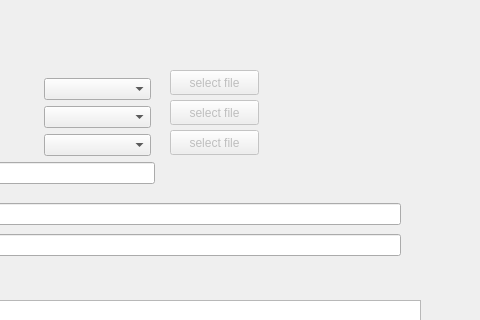
The window that trnsprnt-proxy/mainwindow.ui (HHJIMHHJ/transparent-proxy) describes before a commit, drawn with Qt 5; both pictures show x 320 to 800 and y 0 to 320 of the 800 by 600 pixel window.
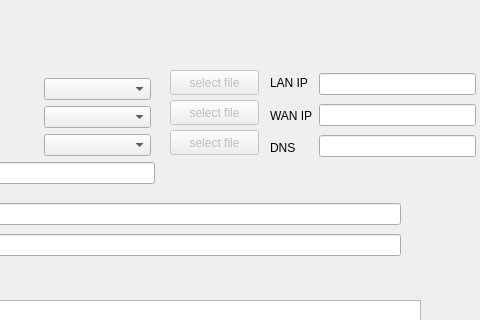
The same window after the commit.

What changed in the file:
```diff
--- a/trnsprnt-proxy/mainwindow.ui
+++ b/trnsprnt-proxy/mainwindow.ui
@@ -292,6 +292,56 @@
      </item>
     </layout>
    </widget>
+   <widget class="QWidget" name="">
+    <property name="geometry">
+     <rect>
+      <x>590</x>
+      <y>70</y>
+      <width>206</width>
+      <height>91</height>
+     </rect>
+    </property>
+    <layout class="QHBoxLayout" name="horizontalLayout_4">
+     <item>
+      <layout class="QVBoxLayout" name="verticalLayout_8">
+       <item>
+        <widget class="QLabel" name="label_9">
+         <property name="text">
+          <string>LAN IP</string>
+         </property>
+        </widget>
+       </item>
+       <item>
+        <widget class="QLabel" name="label_10">
+         <property name="text">
+          <string>WAN IP</string>
+         </property>
+        </widget>
+       </item>
+       <item>
+        <widget class="QLabel" name="label_11">
+         <property name="text">
+          <string>DNS</string>
+         </property>
+        </widget>
+       </item>
+      </layout>
+     </item>
+     <item>
+      <layout class="QVBoxLayout" name="verticalLayout_9">
+       <item>
+        <widget class="QLineEdit" name="lan_ip"/>
+       </item>
+       <item>
+        <widget class="QLineEdit" name="wan_ip"/>
+       </item>
+       <item>
+        <widget class="QLineEdit" name="dns_ip"/>
+       </item>
+      </layout>
+     </item>
+    </layout>
+   </widget>
   </widget>
   <widget class="QMenuBar" name="menubar">
    <property name="geometry">
```
